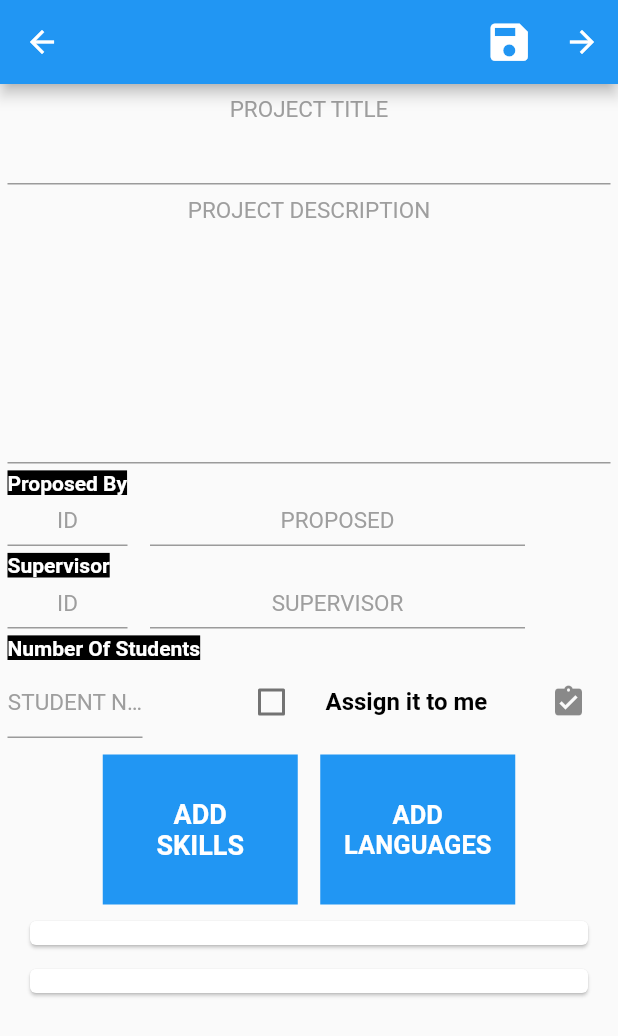
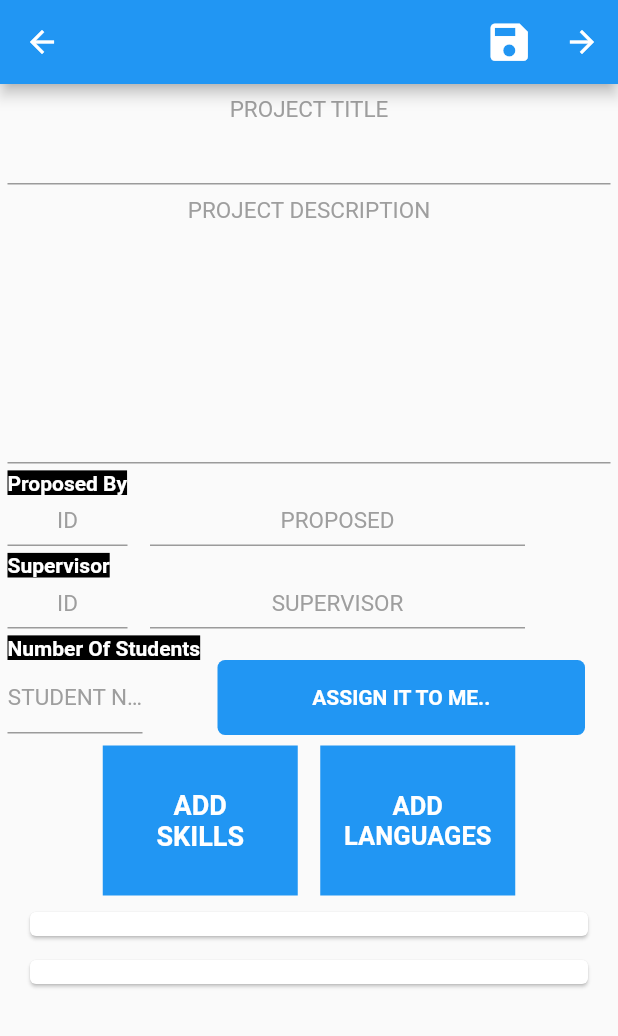
Before and after one commit to abdullahbasaad/Undergraduate-project-s-platform, a Flutter app: the AddNewProject screen opened directly with empty values, on a phone screen of 412 x 824 dp. Shown: the top 1036 px of the screen. Run offline on Flutter 3.47's test engine with Material 2 defaults, Android fonts, the phone set to English and light mode, and no system bars; our stand-ins replace cloud_firestore, connectivity, csv, file_picker, firebase_auth, flutter_spinkit and 1 more; missing offline and left inert: draggable_scrollbar; accounts and stored records are empty; Roboto replaces fonts that are missing (Montserrat, calibri); project files that could hold a hidden picture were left out.

Commit message:
UI updates

```diff
--- a/lib/screens/addNewProject.dart
+++ b/lib/screens/addNewProject.dart
@@ -41,6 +41,7 @@ class _AddNewProjectState extends State<AddNewProject> {
   int docProjSkillLength = 0;
   int docProjLangLength = 0;
   int noOfStd = 0;
+  bool showButtons = false;
 
   final _ctrlProjectTitle = TextEditingController();
   final _ctrlProjectDesc = TextEditingController();
@@ -56,6 +57,7 @@ class _AddNewProjectState extends State<AddNewProject> {
     super.initState();
     setState(() {
     });
+    _showHideButtons();
     _projectSkills.clear();
     _projectLangs.clear();
 
@@ -77,7 +79,9 @@ class _AddNewProjectState extends State<AddNewProject> {
         actions: <Widget>[
           Row(
             children: [
-              IconButton(icon: const Icon(Icons.save,),
+              Visibility(
+                visible: showButtons==true?false:true,
+                child: IconButton(icon: const Icon(Icons.save,),
                     tooltip: 'Save',
                     iconSize: 33.0,
                     color: Colors.white,
@@ -85,7 +89,10 @@ class _AddNewProjectState extends State<AddNewProject> {
                     onPressed: () {
                       _onSubmit();
                     }),
-              IconButton(icon: const Icon(Icons.arrow_forward),
+              ),
+              Visibility(
+                visible: showButtons==true?false:true,
+                child: IconButton(icon: const Icon(Icons.arrow_forward),
                     tooltip: 'Save',
                     iconSize: 24.0,
                     color: Colors.white,
@@ -97,6 +104,7 @@ class _AddNewProjectState extends State<AddNewProject> {
                     else
                       Navigator.pushNamed(context, '/showProjects');
                     }),
+              ),
             ],
           )
         ],
@@ -328,25 +336,51 @@ class _AddNewProjectState extends State<AddNewProject> {
                     SizedBox(width: 50.0,),
                     Visibility(
                       visible: !widget.assigned,
-                      child: Expanded(
-                        child:CheckboxListTile(
-                          controlAffinity: ListTileControlAffinity.leading,
-                          secondary: const Icon(Icons.assignment_turned_in),
-                          title: Text("Assign it to me",
+                      child: Container(
+                        width: 245.0,
+                        height: 50.0,
+                        child: Material(
+                          borderRadius: BorderRadius.circular(5.0),
+                          shadowColor: Colors.blueGrey,
+                          color: Colors.blue,
+                          child: GestureDetector(
+                            onTap: () async{
+                              _assigned = true;
+                              _checkAssigneeProject();
+                            },
+                            child: Center(
+                              child: Text(
+                                'ASSIGN IT TO ME..',
                                 style: TextStyle(
                                   fontWeight: FontWeight.bold,
-                              color: Colors.black,
-                            ),),
-                          checkColor: Colors.white,
-                          activeColor: Colors.black,
-                          value: _assigned,
-                          onChanged: (bool value) async {
-                            _assigned = value;
-                            setState(() {});
-                          },
+                                  color: Colors.white,
+                                  fontFamily: 'Montserrat'
+                                ),
+                              ),
+
                             ),
                           ),
                         ),
+                      ),
+                    ),
+                        // child:CheckboxListTile(
+                        //   controlAffinity: ListTileControlAffinity.leading,
+                        //   secondary: const Icon(Icons.assignment_turned_in),
+                        //   title: Text("Assign it to me",
+                        //     style: TextStyle(
+                        //       fontWeight: FontWeight.bold,
+                        //       color: Colors.black,
+                        //     ),),
+                        //   checkColor: Colors.white,
+                        //   activeColor: Colors.black,
+                        //   value: _assigned,
+                        //   onChanged: (bool value) async {
+                        //     _assigned = value;
+                        //     setState(() {});
+                        //   },
+                        // ),
+
+
                   ],
                 ),
                 SizedBox(height: 7.0,),
@@ -478,7 +512,9 @@ class _AddNewProjectState extends State<AddNewProject> {
                   color: Colors.red,
                   fontWeight: FontWeight.bold,
                 ),),
-                trailing: IconButton(icon: Icon(Icons.delete_sweep,color: Colors.blue),
+                trailing: Visibility(
+                  visible: showButtons==true?false:true,
+                  child: IconButton(icon: Icon(Icons.delete_sweep,color: Colors.blue),
                     onPressed: () async{
                       if ((globals.userId != _project.proposedBy) && (globals.admin != true)){
                         Alert(
@@ -522,6 +558,7 @@ class _AddNewProjectState extends State<AddNewProject> {
                     },
                   ),
                 ),
+              ),
               Divider(
                 height: 5.0,
               ),
@@ -532,7 +569,6 @@ class _AddNewProjectState extends State<AddNewProject> {
       ),
     ),
   );
-
   // This function is sub part of building different page's components
   _list2() => Container(
     margin: EdgeInsets.only(top: 15.0),
@@ -555,7 +591,9 @@ class _AddNewProjectState extends State<AddNewProject> {
                   color: Colors.red,
                   fontWeight: FontWeight.bold,
                 ),),
-                trailing: IconButton(icon: Icon(Icons.delete_sweep,color: Colors.blue),
+                trailing: Visibility(
+                  visible: showButtons==true?false:true,
+                  child: IconButton(icon: Icon(Icons.delete_sweep,color: Colors.blue),
                     onPressed: () async{
                       if ((globals.userId != _project.proposedBy) && (globals.admin != true)){
                         Alert(
@@ -597,6 +635,7 @@ class _AddNewProjectState extends State<AddNewProject> {
                           ],
                         ).show();
                     },
+                  ),
                 ),
               ),
               Divider(
@@ -836,6 +875,7 @@ class _AddNewProjectState extends State<AddNewProject> {
             desc: "The project has been assigned successfully",
             image: Image.asset("images/success.png"),
           ).show();
+          Navigator.pushNamed(context, '/showProjects');
         }
       } else {
         Alert(
@@ -846,7 +886,11 @@ class _AddNewProjectState extends State<AddNewProject> {
         ).show();
         _assigned = false;
       }
+    }
     setState(() {});
   }
+
+  _showHideButtons () async{
+    return showButtons = await checkStudentExist(globals.userId);
   }
 }
```
Also changed, not shown: lib/screens/showProjects.dart (+42 -12 lines). Lines whose indentation alone changed are shown as unchanged.
